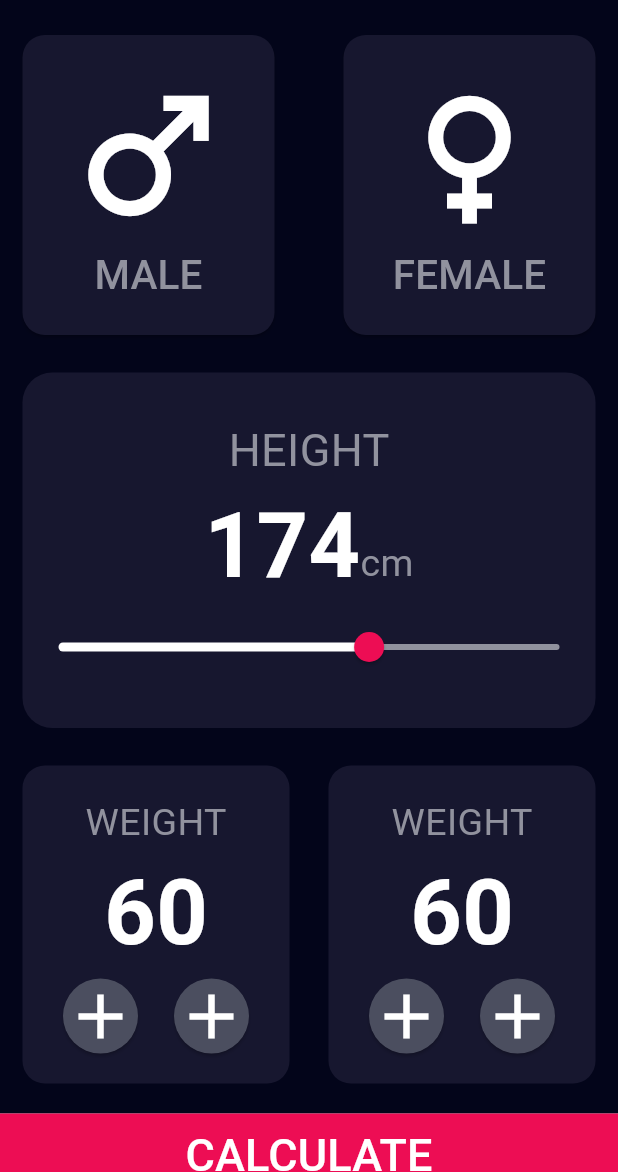
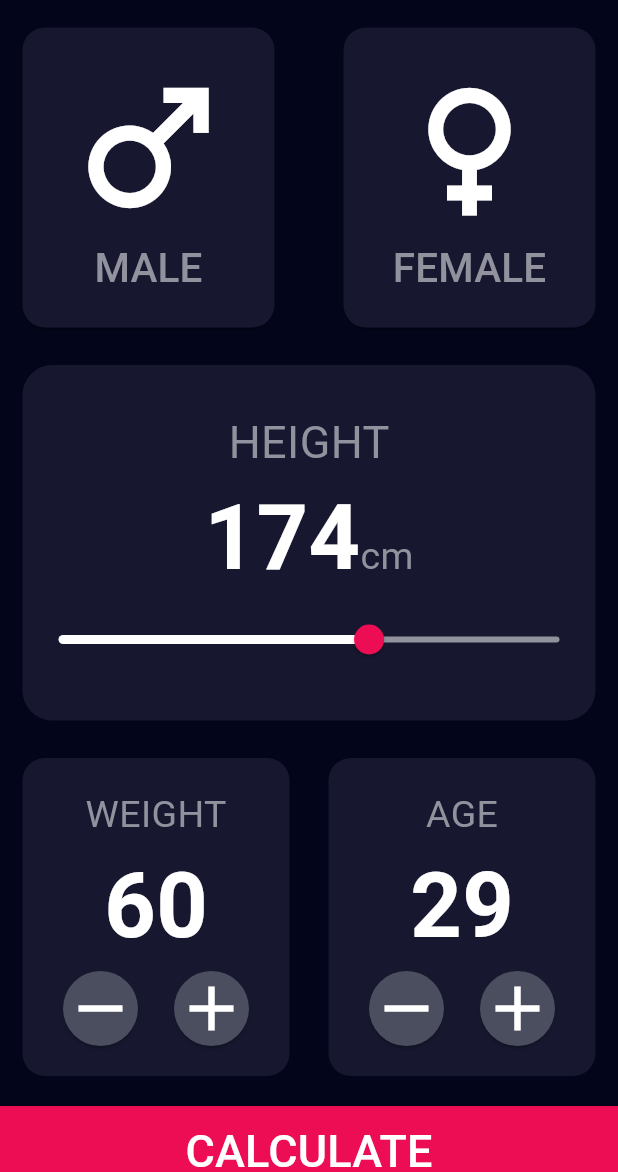
Before and after one commit to AhmedEzz999/bmi_calculator, a Flutter app: the screen it shows after launch, on a phone screen of 412 x 824 dp, the part 64-1236 px from its top. Run offline on Flutter 3.47's test engine with Material 3 defaults, Android fonts, the phone set to English and light mode, and no system bars.

Commit message:
Finish Weight & Age Section

```diff
--- a/lib/components/weight_age_button.dart
+++ b/lib/components/weight_age_button.dart
@@ -2,7 +2,9 @@ import 'package:bmi_calculator/styles/colors.dart';
 import 'package:flutter/material.dart';
 
 class WeightAgeButton extends StatelessWidget {
-  const WeightAgeButton({super.key});
+  const WeightAgeButton({super.key, required this.icon, required this.onPressed});
+  final IconData icon;
+  final VoidCallback onPressed;
 
   @override
   Widget build(BuildContext context) {
@@ -17,8 +19,8 @@ class WeightAgeButton extends StatelessWidget {
           splashFactory: NoSplash.splashFactory,
           overlayColor: Colors.transparent,
         ),
-        onPressed: (){},
-        child: Icon(Icons.add)
+        onPressed: onPressed,
+        child: Icon(icon)
       );
   }
 }
--- a/lib/components/weight_age_component.dart
+++ b/lib/components/weight_age_component.dart
@@ -1,9 +1,22 @@
 import 'package:bmi_calculator/components/weight_age_button.dart';
+import 'package:bmi_calculator/models/weight_age_model.dart';
 import 'package:bmi_calculator/styles/colors.dart';
 import 'package:flutter/material.dart';
 
 class WeightAgeComponent extends StatelessWidget {
-  const WeightAgeComponent({super.key});
+  const WeightAgeComponent({super.key, required this.model, required this.onValueChanged});
+  final WeightAgeModel model;
+  final void Function(int) onValueChanged;
+
+  void addValueButton() {
+    final newValue = (model.currentValue + 1).clamp(model.minValue, model.maxValue);
+    onValueChanged(newValue);
+  }
+
+  void subtractValueButton() {
+    final newValue = (model.currentValue - 1).clamp(model.minValue, model.maxValue);
+    onValueChanged(newValue);
+  }
 
   @override
   Widget build(BuildContext context) {
@@ -15,13 +28,13 @@ class WeightAgeComponent extends StatelessWidget {
       ),
       child: Column(
         children: [
-          Text('WEIGHT', style: TextStyle(fontSize: 25, color: AppColors.fontColor)),
-          Text('60', style: TextStyle(fontSize: 60, color: Colors.white, fontWeight: FontWeight.bold)),
+          Text(model.text, style: TextStyle(fontSize: 25, color: AppColors.fontColor)),
+          Text('${model.currentValue}', style: TextStyle(fontSize: 60, color: Colors.white, fontWeight: FontWeight.bold)),
           Row(
             children: [
-              WeightAgeButton(),
+              WeightAgeButton(icon: Icons.remove,onPressed: subtractValueButton),
               SizedBox(width: 10),
-              WeightAgeButton(),
+              WeightAgeButton(icon: Icons.add,onPressed: addValueButton),
             ],
           )
         ],
--- /dev/null
+++ b/lib/models/weight_age_model.dart
@@ -0,0 +1,13 @@
+class WeightAgeModel {
+  final String text;
+  int currentValue;
+  final int minValue;
+  final int maxValue;
+
+  WeightAgeModel({
+    required this.text,
+    required this.currentValue,
+    required this.minValue,
+    required this.maxValue
+  });
+}
--- a/lib/widgets/calculate_button.dart
+++ b/lib/sections/calculate_button.dart
@@ -7,7 +7,7 @@ class CalculateButton extends StatelessWidget {
   @override
   Widget build(BuildContext context) {
     return SizedBox(
-      height: 55,
+      height: 60,
       width: double.infinity,
       child: ElevatedButton(
         style: ElevatedButton.styleFrom(
@@ -15,7 +15,9 @@ class CalculateButton extends StatelessWidget {
           shape: RoundedRectangleBorder(),
           padding: EdgeInsets.all(0),
           minimumSize: Size.zero,
-          tapTargetSize: MaterialTapTargetSize.shrinkWrap
+          tapTargetSize: MaterialTapTargetSize.shrinkWrap,
+          splashFactory: NoSplash.splashFactory,
+          overlayColor: Colors.transparent,
         ),
         onPressed: (){},
         child: Text('CALCULATE', style: TextStyle(fontSize: 30, color: Colors.white))
--- /dev/null
+++ b/lib/sections/weight_age_section.dart
@@ -0,0 +1,44 @@
+import 'package:bmi_calculator/components/weight_age_component.dart';
+import 'package:bmi_calculator/models/weight_age_model.dart';
+import 'package:flutter/material.dart';
+
+class WeightAgeSection extends StatelessWidget {
+  const WeightAgeSection({
+    super.key,
+    required this.weightValue,
+    required this.ageValue,
+    required this.onWeightChanged,
+    required this.onAgeChanged,
+  });
+  final int weightValue;
+  final int ageValue;
+  final void Function(int) onWeightChanged;
+  final void Function(int) onAgeChanged;
+
+  @override
+  Widget build(BuildContext context) {
+    return Row(
+      mainAxisAlignment: MainAxisAlignment.spaceBetween,
+      children: [
+        WeightAgeComponent(
+          model: WeightAgeModel(
+            text: 'WEIGHT',
+            currentValue: weightValue,
+            minValue: 20,
+            maxValue: 250
+          ),
+          onValueChanged: onWeightChanged
+        ),
+        WeightAgeComponent(
+          model: WeightAgeModel(
+            text: 'AGE',
+            currentValue: ageValue,
+            minValue: 5,
+            maxValue: 125
+          ),
+          onValueChanged: onAgeChanged
+        )
+      ],
+    );
+  }
+}
--- a/lib/views/home_view.dart
+++ b/lib/views/home_view.dart
@@ -1,10 +1,10 @@
 import 'package:bmi_calculator/models/gender_model.dart';
 import 'package:bmi_calculator/styles/colors.dart';
 import 'package:bmi_calculator/components/weight_age_button.dart';
-import 'package:bmi_calculator/widgets/calculate_button.dart';
-import 'package:bmi_calculator/widgets/gender_section.dart';
-import 'package:bmi_calculator/widgets/height_section.dart';
-import 'package:bmi_calculator/widgets/weight_age_section.dart';
+import 'package:bmi_calculator/sections/calculate_button.dart';
+import 'package:bmi_calculator/sections/gender_section.dart';
+import 'package:bmi_calculator/sections/height_section.dart';
+import 'package:bmi_calculator/sections/weight_age_section.dart';
 import 'package:flutter/material.dart';
 
 class HomeView extends StatefulWidget {
@@ -21,6 +21,8 @@ class _HomeViewState extends State<HomeView> {
   int _age = 29;
   void _onGenderChanged (GenderType? gender) => setState(() => _selectedGender = gender);
   void _onHeightChanged (double height) => setState(() => _height = height);
+  void _onWeightChanged (int weight) => (setState(() => _weight = weight));
+  void _onAgeChanged (int age) => (setState(() => _age = age));
 
   @override
   Widget build(BuildContext context) {
@@ -36,7 +38,7 @@ class _HomeViewState extends State<HomeView> {
             Container(
               color: AppColors.primaryColor,
               margin: EdgeInsets.only(),
-              padding: const EdgeInsets.only(top: 10, bottom: 20, right: 15, left: 15),
+              padding: const EdgeInsets.only(top: 5, bottom: 20, right: 15, left: 15),
               child: Column(
                 children: [
                   GenderSection(
@@ -47,7 +49,12 @@ class _HomeViewState extends State<HomeView> {
                     height: _height,
                     onHeightChanged: _onHeightChanged,
                   ),
-                  WeightAgeSection(),
+                  WeightAgeSection(
+                    weightValue: _weight,
+                    ageValue: _age,
+                    onWeightChanged: _onWeightChanged,
+                    onAgeChanged: _onAgeChanged,
+                  ),
                 ],
               ),
             ),
--- a/lib/widgets/weight_age_section.dart
+++ /dev/null
@@ -1,17 +0,0 @@
-import 'package:bmi_calculator/components/weight_age_component.dart';
-import 'package:flutter/material.dart';
-
-class WeightAgeSection extends StatelessWidget {
-  const WeightAgeSection({super.key});
-
-  @override
-  Widget build(BuildContext context) {
-    return Row(
-      mainAxisAlignment: MainAxisAlignment.spaceBetween,
-      children: [
-        WeightAgeComponent(),
-        WeightAgeComponent()
-      ],
-    );
-  }
-}
```
Also changed, not shown: lib/sections/gender_section.dart (renamed from lib/widgets/gender_section.dart), lib/sections/height_section.dart (renamed from lib/widgets/height_section.dart).
